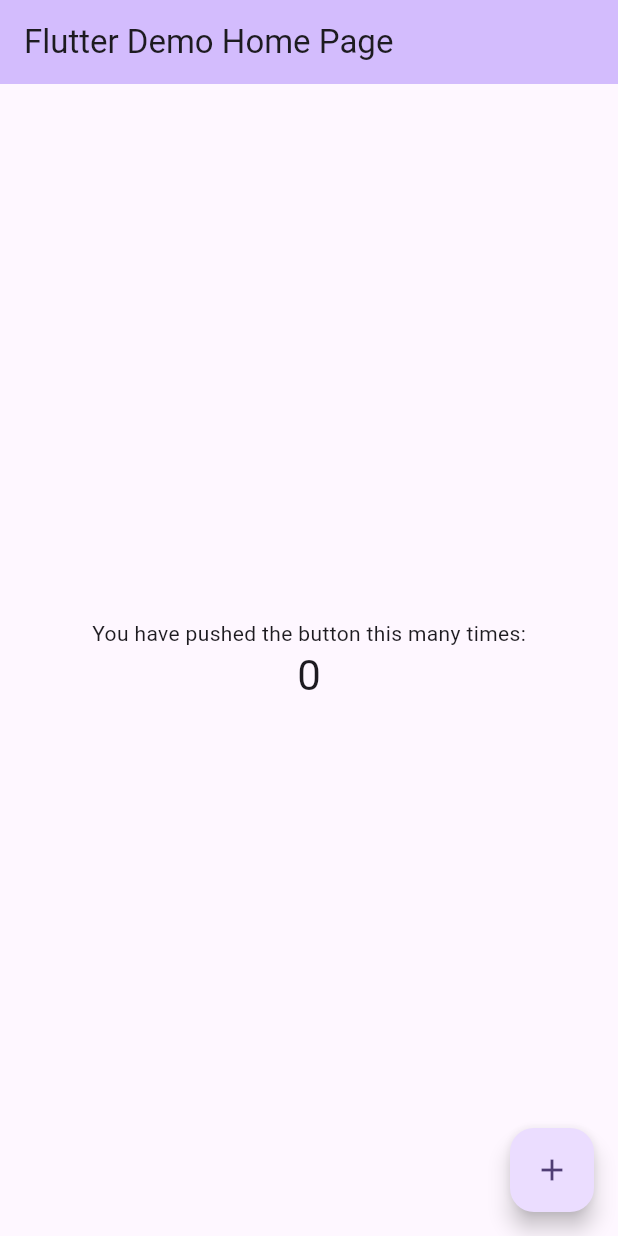
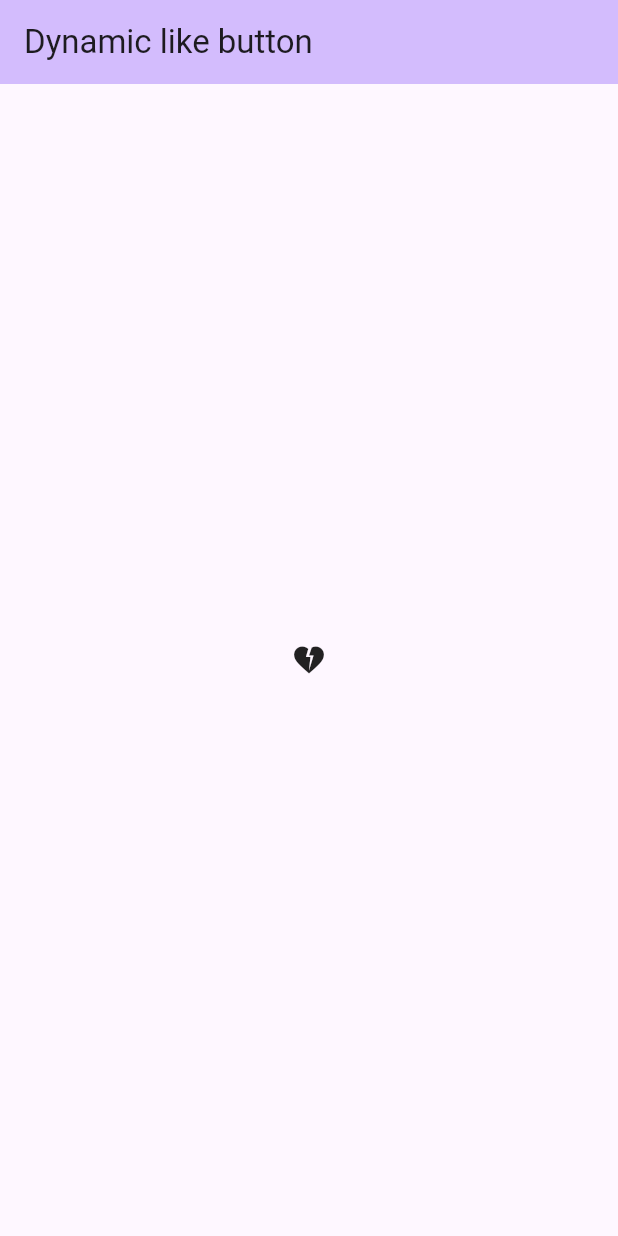
Before and after one commit to hongmono/flutter_interactions, a Flutter app: the screen it shows after launch, on a phone screen of 412 x 824 dp. Run offline on Flutter 3.47's test engine with Material 3 defaults, Android fonts, the phone set to English and light mode, and no system bars.

Commit message:
dynamic like button 개발 중

```diff
--- a/apps/dynamic_like_button/lib/main.dart
+++ b/apps/dynamic_like_button/lib/main.dart
@@ -11,115 +11,50 @@ class MyApp extends StatelessWidget {
   @override
   Widget build(BuildContext context) {
     return MaterialApp(
-      title: 'Flutter Demo',
+      title: 'Dynamic like button',
       theme: ThemeData(
-        // This is the theme of your application.
-        //
-        // TRY THIS: Try running your application with "flutter run". You'll see
-        // the application has a purple toolbar. Then, without quitting the app,
-        // try changing the seedColor in the colorScheme below to Colors.green
-        // and then invoke "hot reload" (save your changes or press the "hot
-        // reload" button in a Flutter-supported IDE, or press "r" if you used
-        // the command line to start the app).
-        //
-        // Notice that the counter didn't reset back to zero; the application
-        // state is not lost during the reload. To reset the state, use hot
-        // restart instead.
-        //
-        // This works for code too, not just values: Most code changes can be
-        // tested with just a hot reload.
         colorScheme: ColorScheme.fromSeed(seedColor: Colors.deepPurple),
         useMaterial3: true,
       ),
-      home: const MyHomePage(title: 'Flutter Demo Home Page'),
+      home: const App(title: 'Dynamic like button'),
     );
   }
 }
 
-class MyHomePage extends StatefulWidget {
-  const MyHomePage({super.key, required this.title});
-
-  // This widget is the home page of your application. It is stateful, meaning
-  // that it has a State object (defined below) that contains fields that affect
-  // how it looks.
-
-  // This class is the configuration for the state. It holds the values (in this
-  // case the title) provided by the parent (in this case the App widget) and
-  // used by the build method of the State. Fields in a Widget subclass are
-  // always marked "final".
+class App extends StatefulWidget {
+  const App({super.key, required this.title});
 
   final String title;
 
   @override
-  State<MyHomePage> createState() => _MyHomePageState();
+  State<App> createState() => _AppState();
 }
 
-class _MyHomePageState extends State<MyHomePage> {
-  int _counter = 0;
-
-  void _incrementCounter() {
-    setState(() {
-      // This call to setState tells the Flutter framework that something has
-      // changed in this State, which causes it to rerun the build method below
-      // so that the display can reflect the updated values. If we changed
-      // _counter without calling setState(), then the build method would not be
-      // called again, and so nothing would appear to happen.
-      _counter++;
-    });
-  }
-
+class _AppState extends State<App> {
   @override
   Widget build(BuildContext context) {
-    // This method is rerun every time setState is called, for instance as done
-    // by the _incrementCounter method above.
-    //
-    // The Flutter framework has been optimized to make rerunning build methods
-    // fast, so that you can just rebuild anything that needs updating rather
-    // than having to individually change instances of widgets.
     return Scaffold(
       appBar: AppBar(
-        // TRY THIS: Try changing the color here to a specific color (to
-        // Colors.amber, perhaps?) and trigger a hot reload to see the AppBar
-        // change color while the other colors stay the same.
         backgroundColor: Theme.of(context).colorScheme.inversePrimary,
-        // Here we take the value from the MyHomePage object that was created by
-        // the App.build method, and use it to set our appbar title.
         title: Text(widget.title),
       ),
       body: Center(
-        // Center is a layout widget. It takes a single child and positions it
-        // in the middle of the parent.
-        child: Column(
-          // Column is also a layout widget. It takes a list of children and
-          // arranges them vertically. By default, it sizes itself to fit its
-          // children horizontally, and tries to be as tall as its parent.
-          //
-          // Column has various properties to control how it sizes itself and
-          // how it positions its children. Here we use mainAxisAlignment to
-          // center the children vertically; the main axis here is the vertical
-          // axis because Columns are vertical (the cross axis would be
-          // horizontal).
-          //
-          // TRY THIS: Invoke "debug painting" (choose the "Toggle Debug Paint"
-          // action in the IDE, or press "p" in the console), to see the
-          // wireframe for each widget.
-          mainAxisAlignment: MainAxisAlignment.center,
-          children: <Widget>[
-            const Text(
-              'You have pushed the button this many times:',
-            ),
-            Text(
-              '$_counter',
-              style: Theme.of(context).textTheme.headlineMedium,
+        child: Stack(
+          children: [
+            GestureDetector(
+              onTap: () {},
+              onLongPress: () {},
+              child: const Icon(Icons.heart_broken),
             ),
           ],
         ),
       ),
-      floatingActionButton: FloatingActionButton(
-        onPressed: _incrementCounter,
-        tooltip: 'Increment',
-        child: const Icon(Icons.add),
-      ), // This trailing comma makes auto-formatting nicer for build methods.
     );
   }
 }
+
+class DynamicIcon {
+  final double velocity;
+
+  const DynamicIcon(this.velocity);
+}
```
